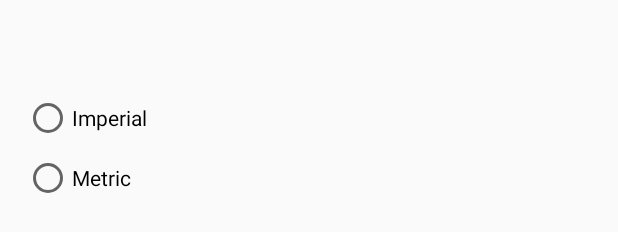
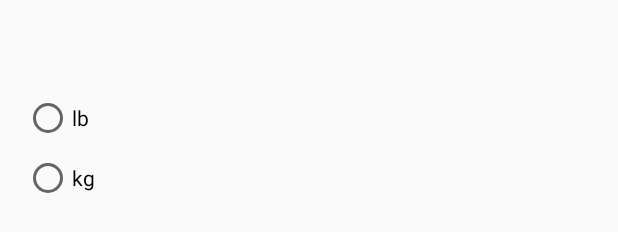
Before and after one commit to 1kd0k0v/racquetstringer, an Android app: the layout units_dialog_layout.xml on its own in the app's theme, with its tools: preview values and no code run, on a phone screen of 412 x 824 dp. Shown: the part 470-702 px from the top of the screen. Run offline under Robolectric (Android 15) with nearby library versions, the phone set to English and light mode, and no system bars.

Commit message:
Number formatting.

```diff
--- a/app/build.gradle
+++ b/app/build.gradle
@@ -10,7 +10,7 @@ android {
         applicationId "com.racquetbuddy"
         minSdkVersion 21
         targetSdkVersion 28
-        versionCode 7
+        versionCode 8
         versionName "1.0"
         testInstrumentationRunner "android.support.test.runner.AndroidJUnitRunner"
     }
--- a/app/src/main/java/com/racquetbuddy/ui/dialog/HeadSizeDialogFragment.kt
+++ b/app/src/main/java/com/racquetbuddy/ui/dialog/HeadSizeDialogFragment.kt
@@ -23,8 +23,8 @@ class HeadSizeDialogFragment : DialogFragment() {
 
         val root = inflater.inflate(R.layout.input_head_size_layout, null)
 
-        val unitsSpinner = root?.findViewById<Spinner>(R.id.headUnitsSpinner) as Spinner
-        val headSizeInput = root?.findViewById<EditText>(R.id.stringsDiameterInputFieldDialog)
+        val unitsSpinner = root.findViewById<Spinner>(R.id.headUnitsSpinner) as Spinner
+        val headSizeInput = root.findViewById<EditText>(R.id.stringsDiameterInputFieldDialog)
 
         headSizeInput?.setText(SharedPrefsUtils.getRacquetHeadSize(activity!!).toString())
         headSizeInput?.setSelection(headSizeInput.text.length);
--- a/app/src/main/res/layout/units_dialog_layout.xml
+++ b/app/src/main/res/layout/units_dialog_layout.xml
@@ -19,14 +19,14 @@
             android:layout_width="match_parent"
             android:layout_height="wrap_content"
             android:layout_weight="1"
-            android:text="@string/imperial"
+            android:text="@string/tension_lb"
             android:layout_marginBottom="8dp"/>
 
         <RadioButton
             android:id="@+id/metricRadioButton"
             android:layout_width="match_parent"
             android:layout_height="wrap_content"
-            android:text="@string/metric" />
+            android:text="@string/tension_kg" />
 
     </RadioGroup>
 
--- a/app/src/main/res/values/strings.xml
+++ b/app/src/main/res/values/strings.xml
@@ -50,4 +50,7 @@
     <string name="listening">Listening</string>
     <string name="pref_tension_units">Tension Units</string>
     <string name="dialog_title_string_type">Enter string type.</string>
+    <string name="tension_lb">lb</string>
+    <string name="tension_kg">kg</string>
+    <string name="value_space_unit">%1$s %2$s</string>
 </resources>
```
Also changed, not shown: app/src/main/java/com/racquetbuddy/ui/MainFragment.kt (+9 -3 lines), app/src/main/java/com/racquetbuddy/ui/SettingsFragment.kt (+11 -6 lines).
